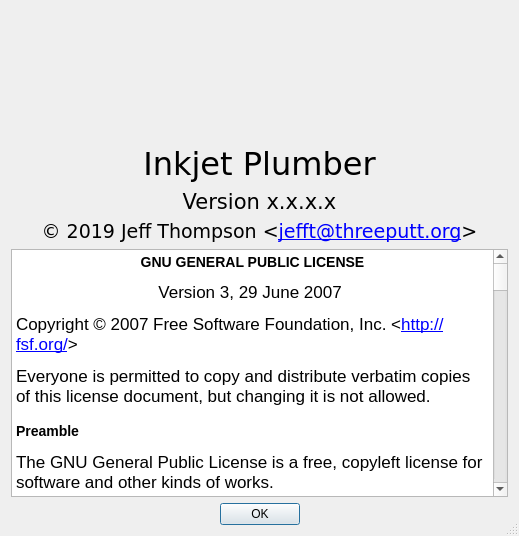
This is src/aboutdialog.ui in leftytennis/InkjetPlumber as Qt 5 draws it before an edit. The edited form follows.
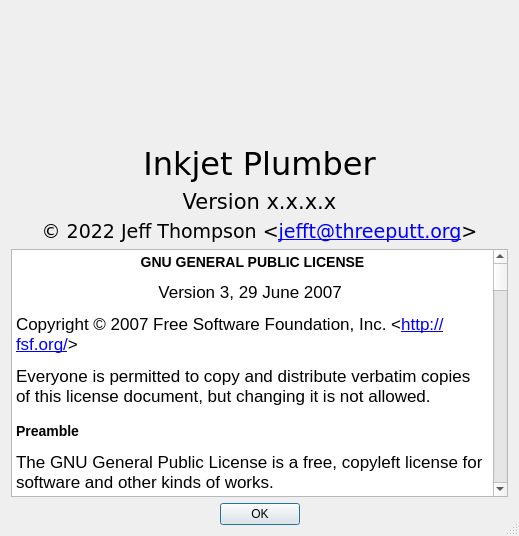
This is the edited form. Icons and pictures are not drawn.

```diff
--- a/src/aboutdialog.ui
+++ b/src/aboutdialog.ui
@@ -135,7 +135,7 @@
 &lt;html&gt;&lt;head&gt;&lt;meta name=&quot;qrichtext&quot; content=&quot;1&quot; /&gt;&lt;style type=&quot;text/css&quot;&gt;
 p, li { white-space: pre-wrap; }
 &lt;/style&gt;&lt;/head&gt;&lt;body style=&quot; font-family:'Verdana'; font-size:14pt; font-weight:400; font-style:normal;&quot;&gt;
-&lt;p style=&quot; margin-top:12px; margin-bottom:12px; margin-left:0px; margin-right:0px; -qt-block-indent:0; text-indent:0px;&quot;&gt;© 2019 Jeff Thompson &amp;lt;&lt;a href=&quot;mailto:jefft@threeputt.org&quot;&gt;&lt;span style=&quot; text-decoration: underline; color:#0000ff;&quot;&gt;jefft@threeputt.org&lt;/span&gt;&lt;/a&gt;&amp;gt;&lt;/p&gt;&lt;/body&gt;&lt;/html&gt;</string>
+&lt;p style=&quot; margin-top:12px; margin-bottom:12px; margin-left:0px; margin-right:0px; -qt-block-indent:0; text-indent:0px;&quot;&gt;© 2022 Jeff Thompson &amp;lt;&lt;a href=&quot;mailto:jefft@threeputt.org&quot;&gt;&lt;span style=&quot; text-decoration: underline; color:#0000ff;&quot;&gt;jefft@threeputt.org&lt;/span&gt;&lt;/a&gt;&amp;gt;&lt;/p&gt;&lt;/body&gt;&lt;/html&gt;</string>
      </property>
      <property name="textFormat">
       <enum>Qt::RichText</enum>
```
